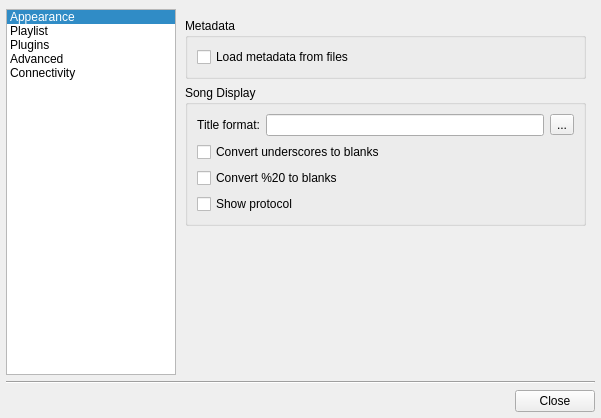
This is src/ui/forms/configdialog.ui in ksv1986/qmmp-staging as Qt 5 draws it before an edit. The edited form follows.
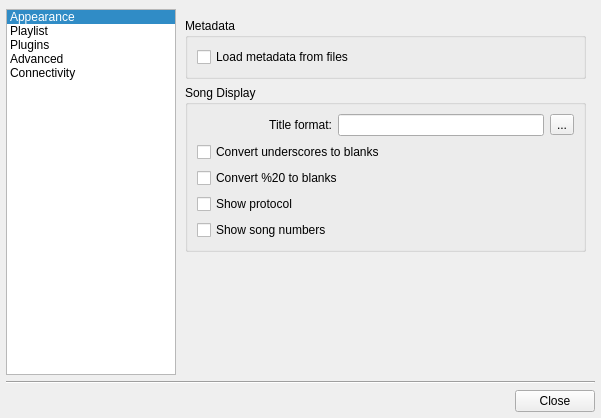
This is the edited form. The open tabs and pages were chosen to show the change. Icons and pictures are not drawn.

Commit message: added 'show song numbers' option

What changed in the file:
```diff
--- a/src/ui/forms/configdialog.ui
+++ b/src/ui/forms/configdialog.ui
@@ -379,6 +379,13 @@
               </property>
              </widget>
             </item>
+            <item row="4" column="0">
+             <widget class="QCheckBox" name="numbersCheckBox">
+              <property name="text">
+               <string>Show song numbers</string>
+              </property>
+             </widget>
+            </item>
            </layout>
           </widget>
          </item>
```
The commit also changes 13 other files.
